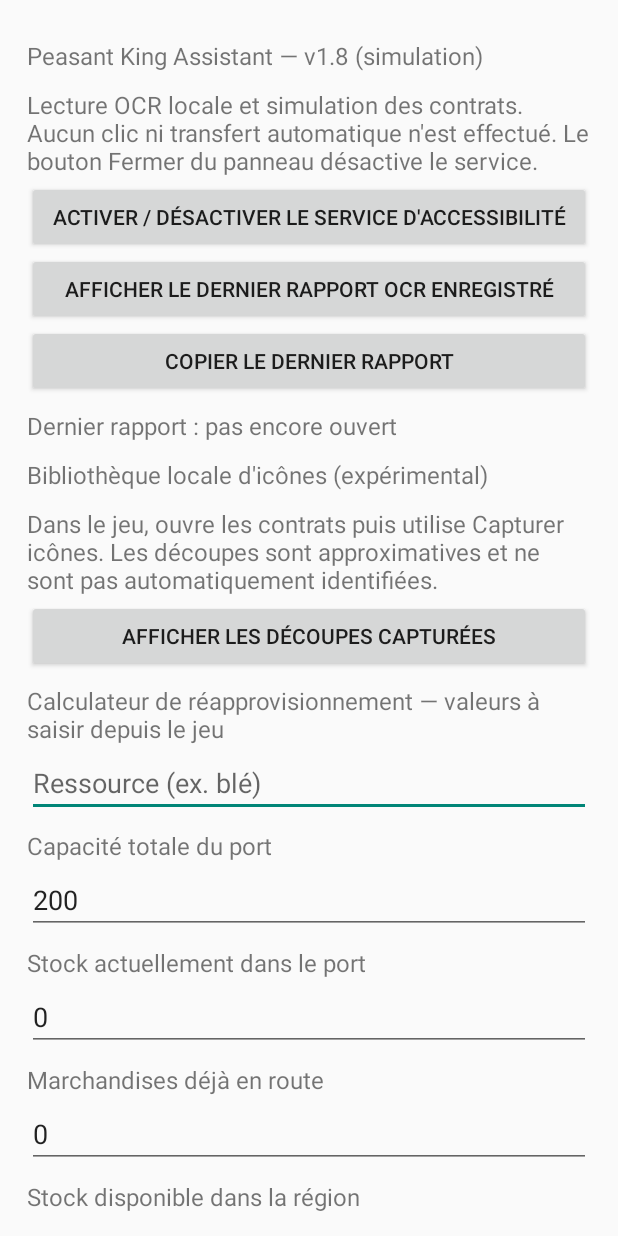
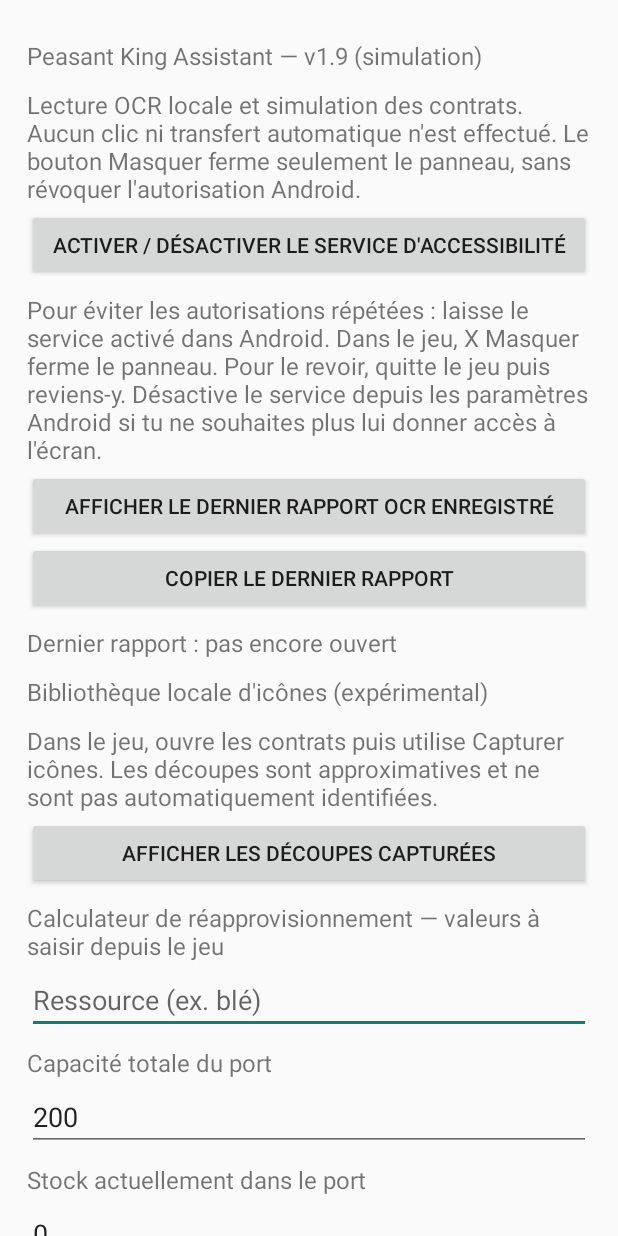
Before and after one commit to Xulink-android/peasent-king, an Android app: the screen it shows after launch (MainActivity), on a phone screen of 412 x 824 dp. Run offline under Robolectric (Android 15) with nearby library versions, the phone set to English and light mode, and no system bars.

Commit message:
Explain permission-preserving overlay controls in v1.9

```diff
--- a/app/src/main/java/fr/local/peasantassistant/MainActivity.kt
+++ b/app/src/main/java/fr/local/peasantassistant/MainActivity.kt
@@ -30,16 +30,22 @@ class MainActivity : Activity() {
             textSize = 16f
             setPadding(0, 12, 0, 4)
         }
-        root.addView(label("Peasant King Assistant — v1.8 (simulation)"))
+        root.addView(label("Peasant King Assistant — v1.9 (simulation)"))
         root.addView(label(
             "Lecture OCR locale et simulation des contrats. " +
             "Aucun clic ni transfert automatique n'est effectué. " +
-            "Le bouton Fermer du panneau désactive le service."
+            "Le bouton Masquer ferme seulement le panneau, sans révoquer l'autorisation Android."
         ))
         root.addView(Button(this).apply {
             text = "Activer / désactiver le service d'accessibilité"
             setOnClickListener { startActivity(Intent(Settings.ACTION_ACCESSIBILITY_SETTINGS)) }
         })
+        root.addView(label(
+            "Pour éviter les autorisations répétées : laisse le service activé dans Android. " +
+            "Dans le jeu, X Masquer ferme le panneau. Pour le revoir, quitte le jeu " +
+            "puis reviens-y. Désactive le service depuis les paramètres Android " +
+            "si tu ne souhaites plus lui donner accès à l'écran."
+        ))
         val diagnostic = label("Dernier rapport : pas encore ouvert")
         root.addView(Button(this).apply {
             text = "Afficher le dernier rapport OCR enregistré"
```
